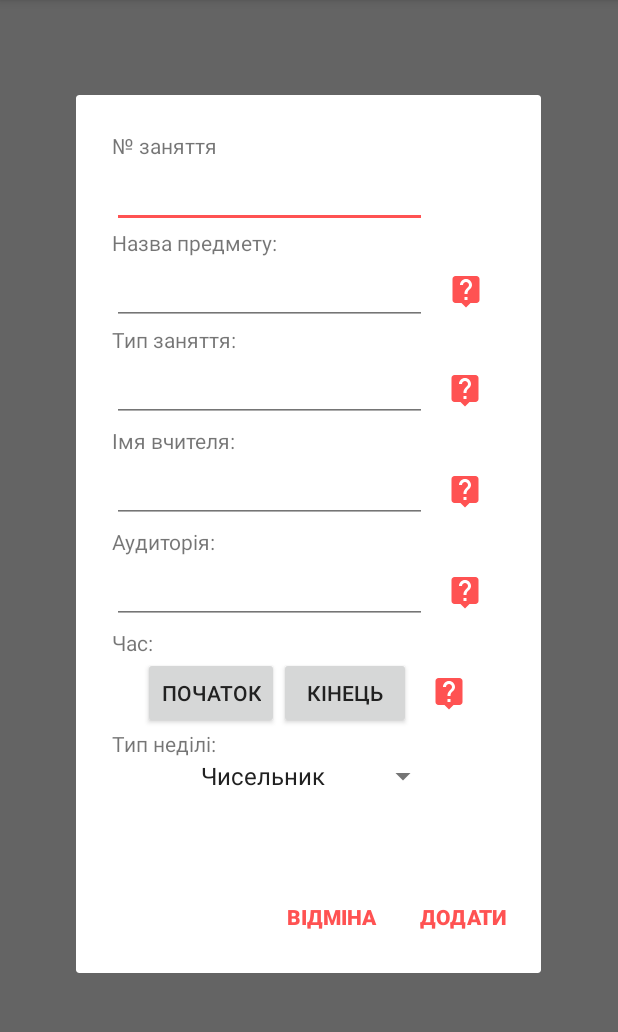
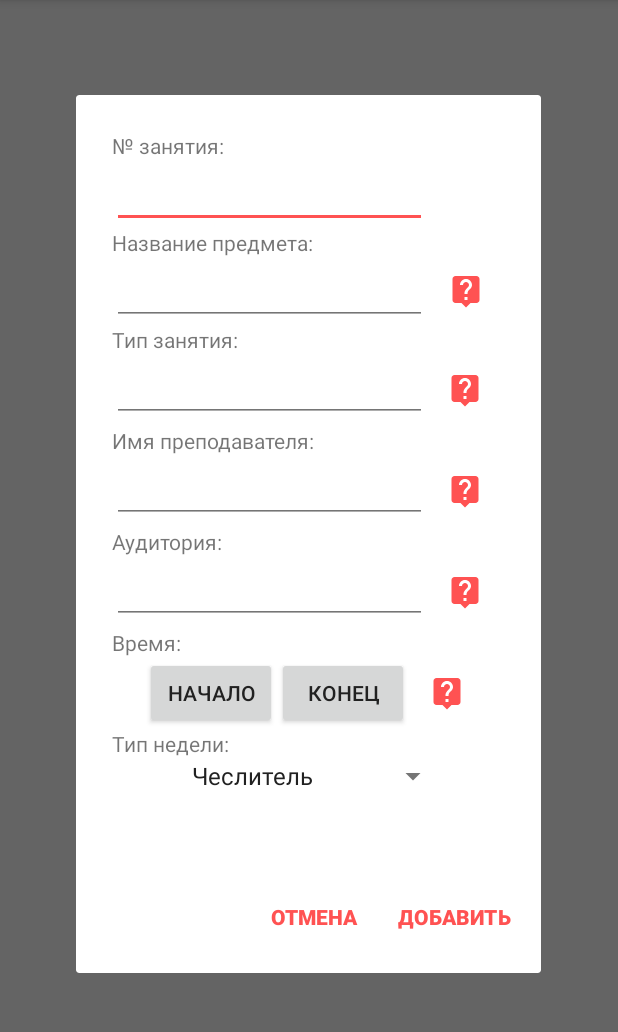
Before and after one commit to lepekha/Student_schedule, an Android app: the fragment Add_schedule_dialog shown on its own in the app's theme, on a phone screen of 412 x 824 dp, the part 84-1116 px from its top. Run offline under Robolectric (Android 15) with nearby library versions, the phone set to English and light mode, and no system bars; our stand-ins replace EventBus; libraries missing offline, so code that uses them is left out: com.wdullaer.materialdatetimepicker, org.androidannotations.annotations.

Commit message:
edit string.xml

```diff
--- a/app/src/main/java/ruslep/student_schedule/architecture/other/network/APIhelper.java
+++ b/app/src/main/java/ruslep/student_schedule/architecture/other/network/APIhelper.java
@@ -27,9 +27,9 @@ public class APIhelper {
     OkHttpClient provideHttpClient(){
                  return new OkHttpClient
                          .Builder()
-                         .connectTimeout(10, TimeUnit.SECONDS)
-                         .writeTimeout(10, TimeUnit.SECONDS)
-                         .readTimeout(20, TimeUnit.SECONDS)
+                         .connectTimeout(60, TimeUnit.SECONDS)
+                         .writeTimeout(60, TimeUnit.SECONDS)
+                         .readTimeout(60, TimeUnit.SECONDS)
                          .addInterceptor(new Interceptor() {
                                  @Override
                                  public Response intercept(Chain chain) throws IOException {
--- a/app/src/main/java/ruslep/student_schedule/architecture/view/ContactsActivityImpl.java
+++ b/app/src/main/java/ruslep/student_schedule/architecture/view/ContactsActivityImpl.java
@@ -78,10 +78,10 @@ public class ContactsActivityImpl extends AppCompatActivity implements ContactsA
 
     @Override
     public void setAdapter(List<Contacts> listContacts) {
+        presenterContacts.hideHolderView();
         if (!listContacts.isEmpty()) {
             adapter = new ContactsAdapter(listContacts);
             adapter.SetOnItemMenuClick(this);
-            presenterContacts.hideHolderView();
             list.setAdapter(adapter);
         }
     }
--- a/app/src/main/res/layout/dialog_add_schedule.xml
+++ b/app/src/main/res/layout/dialog_add_schedule.xml
@@ -33,7 +33,7 @@
                         android:layout_width="wrap_content"
                         android:layout_height="wrap_content"
                         android:textAppearance="?android:attr/textAppearanceSmall"
-                        android:text="№ заняття"
+                        android:text="@string/dialogAdd_txtSubjectNumber"
                         android:id="@+id/txtSubjectNumber" />
 
                     <EditText
@@ -52,7 +52,7 @@
                         android:layout_width="wrap_content"
                         android:layout_height="wrap_content"
                         android:textAppearance="?android:attr/textAppearanceSmall"
-                        android:text="Назва предмету:"
+                        android:text="@string/dialogAdd_txtSubjectName"
                         android:id="@+id/txtSubjectName" />
 
                     <LinearLayout
@@ -88,7 +88,7 @@
                         android:layout_width="wrap_content"
                         android:layout_height="wrap_content"
                         android:textAppearance="?android:attr/textAppearanceSmall"
-                        android:text="Тип заняття:"
+                        android:text="@string/dialogAdd_txtTypeSubject"
                         android:id="@+id/txtTypeSubject" />
 
                     <LinearLayout
@@ -123,7 +123,7 @@
                         android:layout_width="wrap_content"
                         android:layout_height="wrap_content"
                         android:textAppearance="?android:attr/textAppearanceSmall"
-                        android:text="Імя вчителя:"
+                        android:text="@string/dialogAdd_txtSubjectTeacher"
                         android:id="@+id/txtSubjectTeacher" />
 
                     <LinearLayout
@@ -158,7 +158,7 @@
                         android:layout_width="wrap_content"
                         android:layout_height="wrap_content"
                         android:textAppearance="?android:attr/textAppearanceSmall"
-                        android:text="Аудиторія:"
+                        android:text="@string/dialogAdd_txtSubjectRoom"
                         android:id="@+id/txtSubjectRoom" />
 
                     <LinearLayout
@@ -193,7 +193,7 @@
                         android:layout_width="wrap_content"
                         android:layout_height="wrap_content"
                         android:textAppearance="?android:attr/textAppearanceSmall"
-                        android:text="Час:"
+                        android:text="@string/dialogAdd_txtTime"
                         android:id="@+id/txtTime" />
 
                     <LinearLayout
@@ -205,7 +205,7 @@
                         <Button
                             android:layout_width="wrap_content"
                             android:layout_height="wrap_content"
-                            android:text="Початок"
+                            android:text="@string/dialogAdd_timeStart"
                             android:id="@+id/btnTimeStart"
                             style="@style/Widget.AppCompat.Button" />
 
@@ -213,7 +213,7 @@
                             style="@style/Widget.AppCompat.Button"
                             android:layout_width="wrap_content"
                             android:layout_height="wrap_content"
-                            android:text="Кінець"
+                            android:text="@string/dialogAdd_timeEnd"
                             android:id="@+id/btnTimeEnd" />
 
                         <ImageButton
@@ -238,7 +238,7 @@
                         android:layout_width="wrap_content"
                         android:layout_height="wrap_content"
                         android:textAppearance="?android:attr/textAppearanceSmall"
-                        android:text="Тип неділі:"
+                        android:text="@string/dialogAdd_txtTypeOfWeek"
                         android:id="@+id/txtTypeOfWeek" />
 
                     <LinearLayout
@@ -250,7 +250,7 @@
                         <Spinner
                             android:layout_width="wrap_content"
                             android:layout_height="wrap_content"
-                            android:entries="@array/typeOfWeek"
+                            android:entries="@array/dialogAdd_typeOfWeek"
                             android:id="@+id/spTypeOfWeek"
                             android:spinnerMode="dropdown" />
                     </LinearLayout>
@@ -276,7 +276,7 @@
                 style="@style/Widget.AppCompat.Button.Borderless.Colored"
                 android:layout_width="wrap_content"
                 android:layout_height="wrap_content"
-                android:text="ВІДМІНА"
+                android:text="@string/dialogAdd_btn_Cancel"
                 android:id="@+id/btnCancel"
                 android:layout_marginTop="24dp"
                 android:layout_marginBottom="8dp"
@@ -287,7 +287,7 @@
                 style="@style/Widget.AppCompat.Button.Borderless.Colored"
                 android:layout_width="wrap_content"
                 android:layout_height="wrap_content"
-                android:text="ДОДАТИ"
+                android:text="@string/dialogAdd_btn_OK"
                 android:id="@+id/btnAdd"
                 android:layout_marginBottom="8dp"
                 android:layout_marginTop="24dp"
--- a/app/src/main/res/values/strings.xml
+++ b/app/src/main/res/values/strings.xml
@@ -6,16 +6,56 @@
     <!-- TODO: Remove or change this placeholder text -->
     <string name="hello_blank_fragment">Hello blank fragment</string>
 
-    <string-array name="typeOfWeek">
-        <item>Чисельник</item>
-        <item>Знаменник</item>
-        <item>Кожна неділя</item>
-    </string-array>
 
     <string-array name="setting_typeOfWeek">
         <item>Чисельник</item>
         <item>Знаменник</item>
     </string-array>
+
+    <!--BaseActivity-->
+    <string name="baseActivity_dayOfWeek_monday">Понедельник</string>
+    <string name="baseActivity_dayOfWeek_tuesday">Вторник</string>
+    <string name="baseActivity_dayOfWeek_wednesday">Среда</string>
+    <string name="baseActivity_dayOfWeek_thursday">Четверг</string>
+    <string name="baseActivity_dayOfWeek_friday">Пятница</string>
+    <string name="baseActivity_dayOfWeek_saturday">Суббота</string>
+    <string name="baseActivity_dayOfWeek_sunday">Воскресенье</string>
+    <string name="baseActivity_auth_error">Авторизация прошла неудачно.</string>
+    <string name="baseActivity_typeOfWeek_Cheslitel">Чеслитель</string>
+    <string name="baseActivity_typeOfWeek_Znamenatel">Знаменатель</string>
+    <string name="baseActivity_share_message">Здесь будет текст!!!!</string>
+    <string name="baseActivity_share_header">Текст</string>
+    <string name="baseActivity_Schedule_error">Ошибка. Нет соединения с интернетом или проблемы на сервере.</string>
+    <string name="baseActivity_Schedule_needAuth">Для начала работы нужно авторизироваться.</string>
+    <string name="baseActivity_getSchedule_compl">Загрузка завершена.</string>
+    <string name="baseActivity_setSchedule_compl">Сохранение завершено.</string>
+    <string name="baseActivity_registerSchedule_error">Ошибка регистрации.</string>
+
+
+    <!--Dialog add-->
+    <string name="dialogAdd_timeStart">Начало</string>
+    <string name="dialogAdd_timeEnd">Конец</string>
+    <string-array name="dialogAdd_typeOfWeek">
+        <item>Чеслитель</item>
+        <item>Знаменатель</item>
+        <item>Каждая неделя</item>
+    </string-array>
+    <string name="dialogAdd_btn_OK">ДОБАВИТЬ</string>
+    <string name="dialogAdd_btn_Cancel">ОТМЕНА</string>
+    <string name="dialogAdd_txtSubjectNumber">№ занятия:</string>
+    <string name="dialogAdd_txtSubjectName">Название предмета:</string>
+    <string name="dialogAdd_txtTypeSubject">Тип занятия:</string>
+    <string name="dialogAdd_txtSubjectTeacher">Имя преподавателя:</string>
+    <string name="dialogAdd_txtSubjectRoom">Аудитория:</string>
+    <string name="dialogAdd_txtTime">Время:</string>
+    <string name="dialogAdd_txtTypeOfWeek">Тип недели:</string>
+
+
+    <!--Fragment schedule-->
+    <string name="fragmentSchedule_alertDialog_message">Вы действительно хотите удалить это занятие?</string>
+    <string name="fragmentSchedule_alertDialog_OK">OK</string>
+    <string name="fragmentSchedule_alertDialog_Cancel">Отмена</string>
+
 
     <string name="navigation_drawer_open">Open navigation drawer</string>
     <string name="navigation_drawer_close">Close navigation drawer</string>
```
Also changed, not shown: app/src/main/java/ruslep/student_schedule/architecture/presenter/Base/PresenterBaseImpl.java (+57 -26 lines), app/src/main/java/ruslep/student_schedule/architecture/presenter/Contacts/PresenterContactsImpl.java (+9 -1 lines), app/src/main/java/ruslep/student_schedule/architecture/view/BaseActivityImpl.java (+13 -14 lines), app/src/main/java/ruslep/student_schedule/architecture/view/FragmentSchedule/CustomFragmentAdapter.java (+6 -4 lines), app/src/main/java/ruslep/student_schedule/architecture/view/FragmentSchedule/FragmentScheduleImpl.java (+6 -6 lines).
